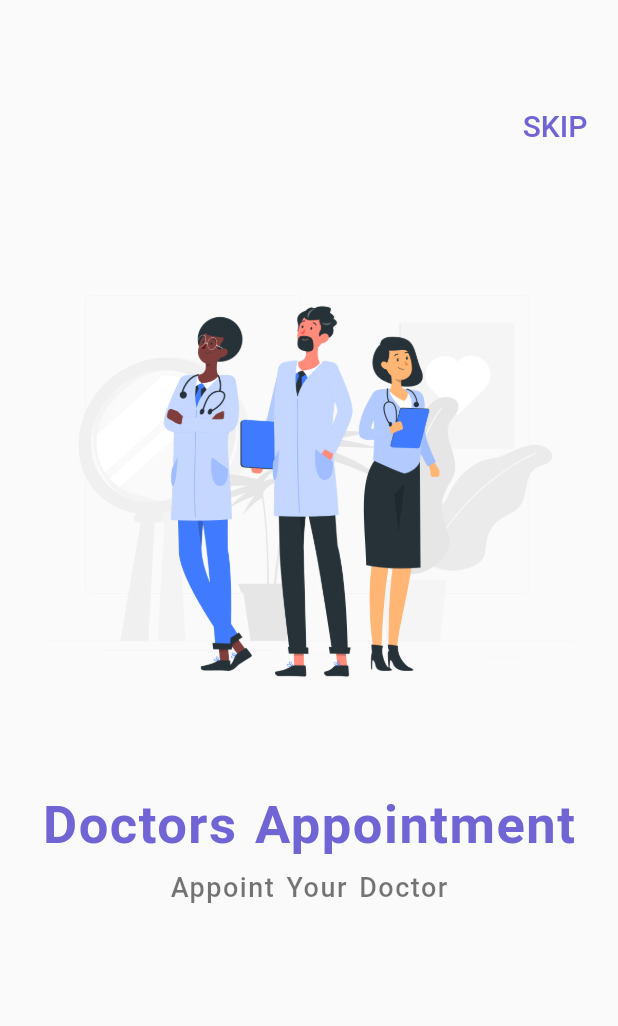
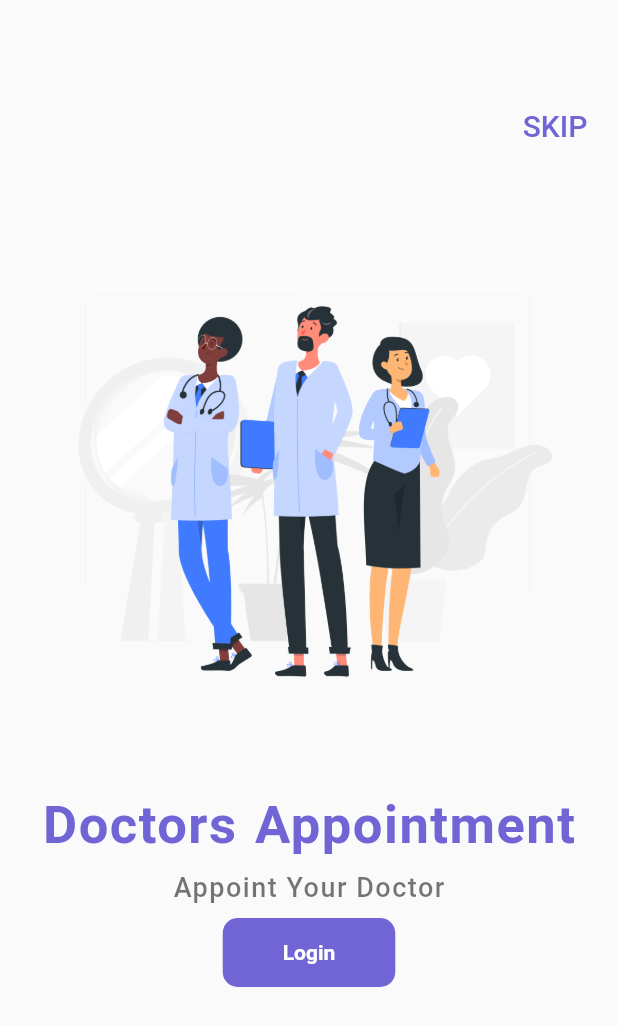
Before and after one commit to Gowsalyanatraj/health_care_app_flutter, a Flutter app: the screen it shows after launch, on a phone screen of 412 x 824 dp. Shown: the top 1026 px of the screen. Run offline on Flutter 3.47's test engine with Material 2 defaults, Android fonts, the phone set to English and light mode, and no system bars.

Commit message:
style: adding button text.color and spacing

```diff
--- a/lib/welcome_screen.dart
+++ b/lib/welcome_screen.dart
@@ -45,14 +45,38 @@ class WelcomeScreen extends StatelessWidget {
                     wordSpacing: 2),
               ),
               SizedBox(height: 10),
-              Text('Appoint Your Doctor',
-              style: TextStyle(
-                color: Colors.black54,
-                fontSize: 18,
-                fontWeight: FontWeight.w500,
-                letterSpacing: 1,
-                wordSpacing: 2
+              Text(
+                'Appoint Your Doctor',
+                style: TextStyle(
+                  color: Colors.black54,
+                  fontSize: 18,
+                  fontWeight: FontWeight.w500,
+                  letterSpacing: 1,
+                ),
               ),
+              SizedBox(
+                height: 10,
+              ),
+              Row(
+                mainAxisAlignment: MainAxisAlignment.spaceEvenly,
+                children: [
+                  Material(
+                    color: Color(0xFF7165D6),
+                    borderRadius: BorderRadius.circular(10),
+                    child: InkWell(
+                      onTap: () {},
+                      child: Padding(
+                        padding: const EdgeInsets.symmetric(
+                            vertical: 15, horizontal: 40),
+                        child: Text(
+                          'Login',
+                          style: TextStyle(
+                              color: Colors.white, fontWeight: FontWeight.bold),
+                        ),
+                      ),
+                    ),
+                  )
+                ],
               )
             ],
           ),
```
